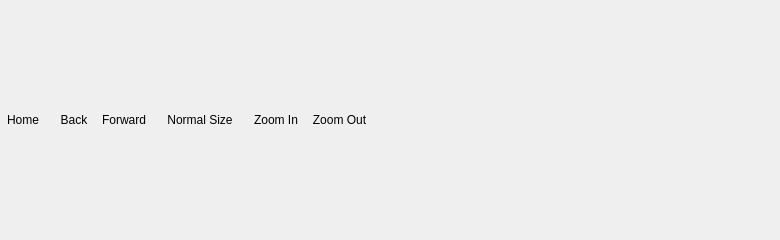
Above: src/ui/helpwindow.ui from opencor/opencor before the change. Below: the same form after it.
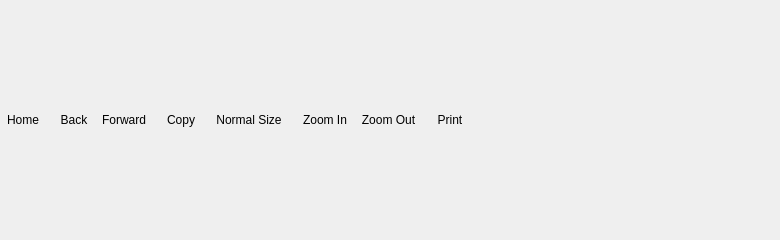
That is the form after the change. Icons and pictures are not drawn.

Commit message: Huge commit, i.e. something that should never have happened! Anyway, re-allowed text selection in the help window (after all, we may, in the future, provide information that the user may want to copy/paste, so...). Updated the help window to support the text selection, and added a context menu. Reworked (and made cleaner) the code for the restart of OpenCOR (which happens as a result of a reset all). Various cleaning ups (e.g. initialize all class members). Commented the code as much as possible (this should become good practice!).

Diff of the .ui file:
```diff
--- a/src/ui/helpwindow.ui
+++ b/src/ui/helpwindow.ui
@@ -110,6 +110,38 @@
         </property>
        </spacer>
       </item>
+      <item>
+       <widget class="QToolButton" name="copyButton">
+        <property name="text">
+         <string>Copy</string>
+        </property>
+        <property name="iconSize">
+         <size>
+          <width>24</width>
+          <height>24</height>
+         </size>
+        </property>
+        <property name="autoRaise">
+         <bool>true</bool>
+        </property>
+       </widget>
+      </item>
+      <item>
+       <spacer name="fixedSpacer3">
+        <property name="orientation">
+         <enum>Qt::Horizontal</enum>
+        </property>
+        <property name="sizeType">
+         <enum>QSizePolicy::Fixed</enum>
+        </property>
+        <property name="sizeHint" stdset="0">
+         <size>
+          <width>7</width>
+          <height>0</height>
+         </size>
+        </property>
+       </spacer>
+      </item>
       <item>
        <widget class="QToolButton" name="normalSizeButton">
         <property name="text">
@@ -127,7 +159,7 @@
        </widget>
       </item>
       <item>
-       <spacer name="fixedSpacer3">
+       <spacer name="fixedSpacer4">
         <property name="orientation">
          <enum>Qt::Horizontal</enum>
         </property>
@@ -174,6 +206,38 @@
         </property>
        </widget>
       </item>
+      <item>
+       <spacer name="fixedSpacer5">
+        <property name="orientation">
+         <enum>Qt::Horizontal</enum>
+        </property>
+        <property name="sizeType">
+         <enum>QSizePolicy::Fixed</enum>
+        </property>
+        <property name="sizeHint" stdset="0">
+         <size>
+          <width>7</width>
+          <height>0</height>
+         </size>
+        </property>
+       </spacer>
+      </item>
+      <item>
+       <widget class="QToolButton" name="printButton">
+        <property name="text">
+         <string>Print</string>
+        </property>
+        <property name="iconSize">
+         <size>
+          <width>24</width>
+          <height>24</height>
+         </size>
+        </property>
+        <property name="autoRaise">
+         <bool>true</bool>
+        </property>
+       </widget>
+      </item>
       <item>
        <spacer name="expandingSpacer">
         <property name="orientation">
```
Left out of the diff: 30 changed lines with no effect on the pictures. The commit also changes 12 other files.
